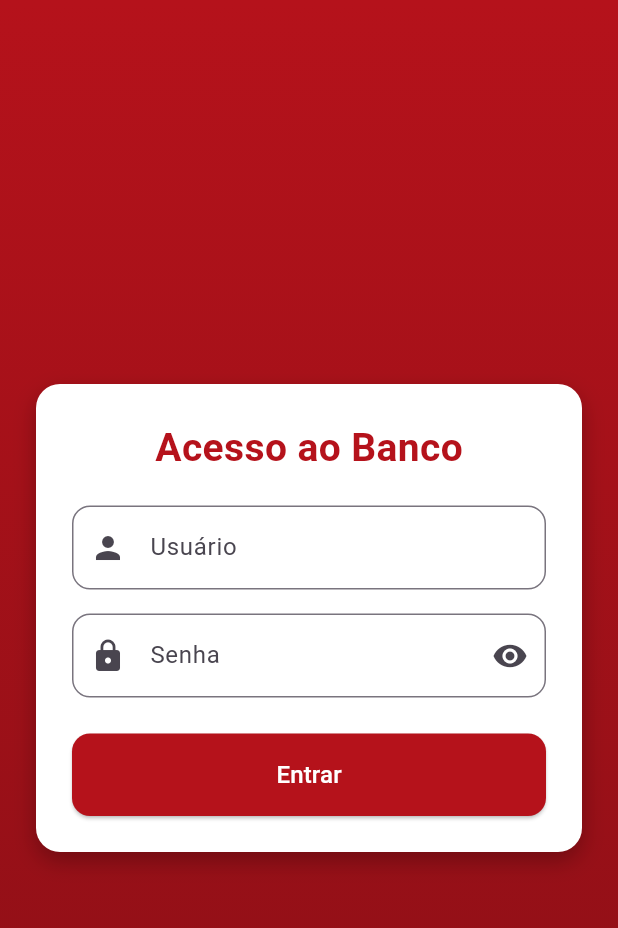
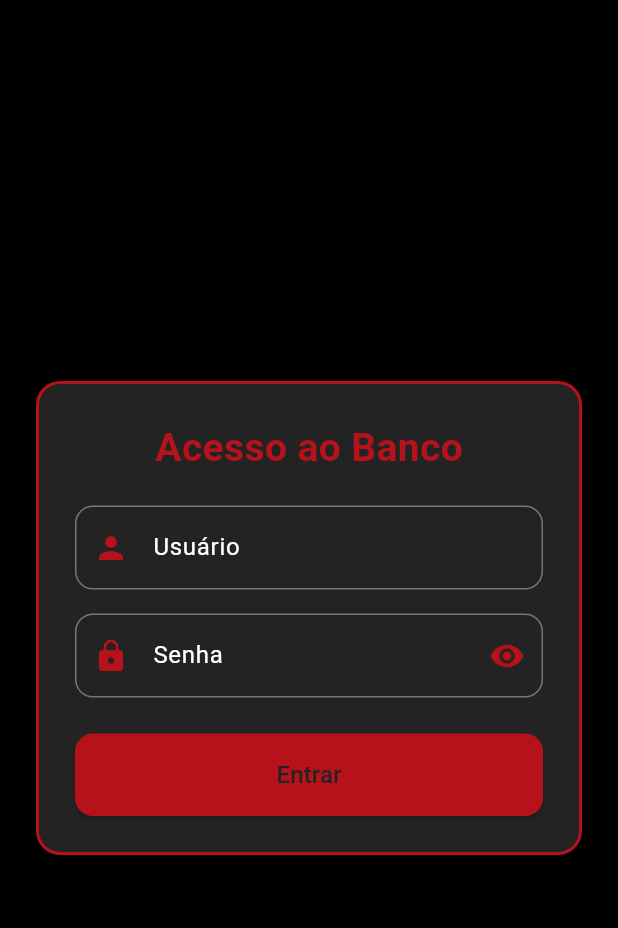
Before and after one commit to D-camara/Banco-digital, a Flutter app: the screen it shows after launch, on a phone screen of 412 x 824 dp. Shown: the top 928 px of the screen. Run offline on Flutter 3.47's test engine with Material 3 defaults, Android fonts, the phone set to English and light mode, and no system bars; our stand-ins replace image_picker, share_plus.

Commit message:
fix: interface

```diff
--- a/lib/screens/login.dart
+++ b/lib/screens/login.dart
@@ -27,11 +27,7 @@ class _LoginScreenState extends State<LoginScreen> {
     return Scaffold(
       body: Container(
         decoration: BoxDecoration(
-          gradient: LinearGradient(
-            colors: [AppColors.red, AppColors.darkRed],
-            begin: Alignment.topCenter,
-            end: Alignment.bottomCenter,
-          ),
+          color: AppColors.black, // Fundo preto
         ),
         child: Center(
           child: Container(
@@ -47,6 +43,10 @@ class _LoginScreenState extends State<LoginScreen> {
                   offset: Offset(0, 6),
                 ),
               ],
+              border: Border.all(
+                color: AppColors.red, // Detalhe em vermelho
+                width: 2,
+              ),
             ),
             child: ConstrainedBox(
               constraints: BoxConstraints(maxWidth: 400),
@@ -60,24 +60,37 @@ class _LoginScreenState extends State<LoginScreen> {
                       style: TextStyle(
                         fontSize: 26,
                         fontWeight: FontWeight.bold,
-                        color: AppColors.red,
+                        color: AppColors.red, // Detalhe em vermelho
                       ),
                     ),
                     SizedBox(height: 20),
                     TextFormField(
+                      style: TextStyle(
+                        color: Colors.white,
+                      ), // Texto digitado em branco
                       decoration: InputDecoration(
                         labelText: 'Usuário',
-                        prefixIcon: Icon(Icons.person),
+                        labelStyle: TextStyle(
+                          color: Colors.white,
+                        ), // Label em branco
+                        prefixIcon: Icon(
+                          Icons.person,
+                          color: AppColors.red,
+                        ), // Detalhe em vermelho
                         border: OutlineInputBorder(
                           borderRadius: BorderRadius.circular(12),
+                          borderSide: BorderSide(color: AppColors.red),
+                        ),
+                        focusedBorder: OutlineInputBorder(
+                          borderRadius: BorderRadius.circular(12),
+                          borderSide: BorderSide(
+                            color: AppColors.red,
+                            width: 2,
+                          ),
                         ),
                       ),
                       inputFormatters: [
-                        FilteringTextInputFormatter.allow(
-                          RegExp(
-                            r'[a-zA-Z]+',
-                          ), // Apenas letras maiúsculas e minúsculas
-                        ),
+                        FilteringTextInputFormatter.allow(RegExp(r'[a-zA-Z]+')),
                       ],
                       onChanged: (value) => usuario = value,
                       validator:
@@ -86,15 +99,25 @@ class _LoginScreenState extends State<LoginScreen> {
                     ),
                     SizedBox(height: 16),
                     TextFormField(
+                      style: TextStyle(
+                        color: Colors.white,
+                      ), // Texto digitado em branco
                       obscureText: _obscurePassword,
                       decoration: InputDecoration(
                         labelText: 'Senha',
-                        prefixIcon: Icon(Icons.lock),
+                        labelStyle: TextStyle(
+                          color: Colors.white,
+                        ), // Label em branco
+                        prefixIcon: Icon(
+                          Icons.lock,
+                          color: AppColors.red,
+                        ), // Detalhe em vermelho
                         suffixIcon: IconButton(
                           icon: Icon(
                             _obscurePassword
                                 ? Icons.visibility
                                 : Icons.visibility_off,
+                            color: AppColors.red, // Detalhe em vermelho
                           ),
                           onPressed: () {
                             setState(() {
@@ -104,6 +127,14 @@ class _LoginScreenState extends State<LoginScreen> {
                         ),
                         border: OutlineInputBorder(
                           borderRadius: BorderRadius.circular(12),
+                          borderSide: BorderSide(color: AppColors.red),
+                        ),
+                        focusedBorder: OutlineInputBorder(
+                          borderRadius: BorderRadius.circular(12),
+                          borderSide: BorderSide(
+                            color: AppColors.red,
+                            width: 2,
+                          ),
                         ),
                       ),
                       onChanged: (value) => senha = value,
@@ -148,6 +179,6 @@ class AppColors {
   static const Color red = Color(0xFFB5121B);
   static const Color darkRed = Color(0xFF8A0F16);
   static const Color gray = Color(0xFFEEEEEE);
-  static const Color white = Color(0xFFFFFFFF);
+  static const Color white = Color(0xFF232323); // Alterado para cinza escuro
   static const Color black = Color(0xFF000000);
 }
```
